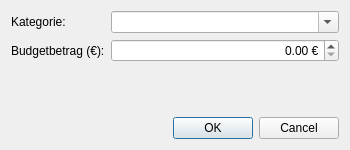
Old version of the form Haushaltsbuch/budgetdialog.ui in the repository tb-software-dev/Haushaltsbuch.
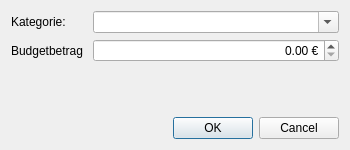
New version of the form.

```diff
--- a/Haushaltsbuch/budgetdialog.ui
+++ b/Haushaltsbuch/budgetdialog.ui
@@ -33,7 +33,7 @@
 					<item row="1" column="0">
 						<widget class="QLabel" name="amountLabel">
 							<property name="text">
-								<string>Budgetbetrag (€):</string>
+								<string>Budgetbetrag </string>
 							</property>
 						</widget>
 					</item>
```
